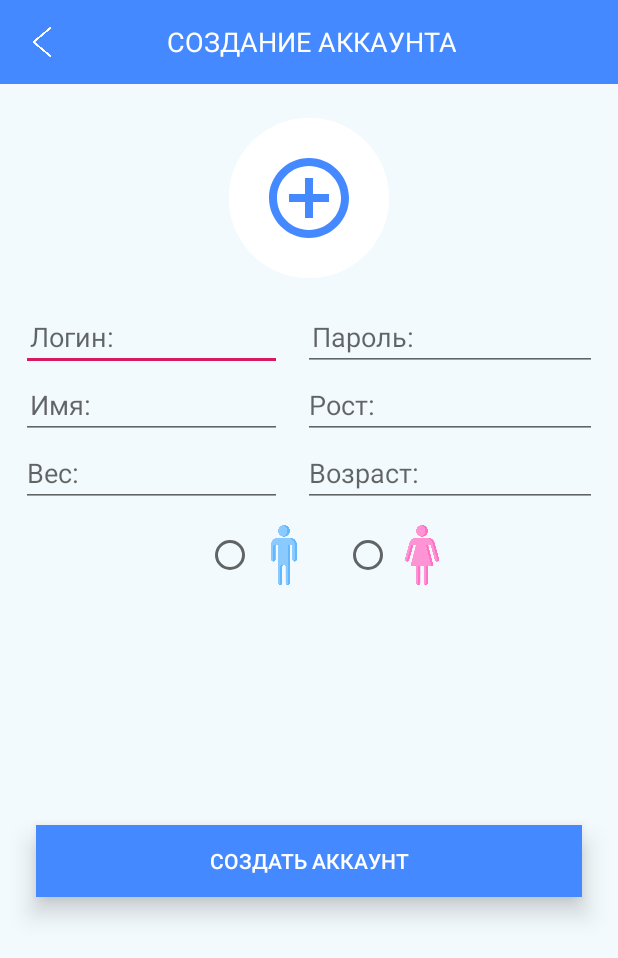
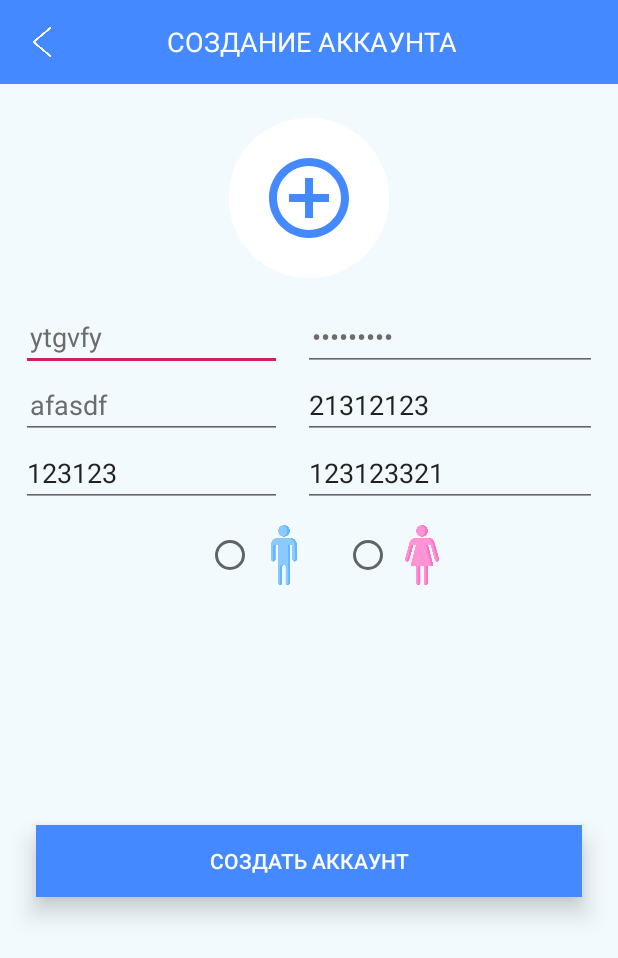
Before and after one commit to chernikov-fedya/fitness-progect-final, an Android app: the MainActivityRegistr screen opened directly, with no data from a screen before it, on a phone screen of 412 x 824 dp. Shown: the top 958 px of the screen. Run offline under Robolectric (Android 15) with nearby library versions, the phone set to English and light mode, and no system bars.

```diff
--- a/app/src/main/AndroidManifest.xml
+++ b/app/src/main/AndroidManifest.xml
@@ -9,6 +9,8 @@
         android:roundIcon="@mipmap/ic_launcher_round"
         android:supportsRtl="true"
         android:theme="@style/AppTheme">
+        <activity android:name=".MainActivityExercise"></activity>
+        <activity android:name=".MainActivityDisease" />
         <activity android:name=".Desc"></activity>
         <activity android:name=".MainActivityDisease" />
         <activity android:name=".MainActivityTrain" />
--- a/app/src/main/res/layout/activity_light_registr.xml
+++ b/app/src/main/res/layout/activity_light_registr.xml
@@ -37,6 +37,7 @@
             android:layout_height="wrap_content">
 
             <EditText
+                android:text="ytgvfy"
                 android:id="@+id/login"
                 android:layout_gravity="fill"
                 android:layout_width="174dp"
@@ -48,6 +49,7 @@
                 android:textColor="#6C6C6C" />
 
             <EditText
+                android:text="adfadfsdf"
                 android:id="@+id/password"
                 android:layout_gravity="fill"
                 android:layout_width="174dp"
@@ -61,17 +63,18 @@
                 android:inputType="textPassword"/>
 
             <EditText
+                android:text="afasdf"
                 android:id="@+id/name"
                 android:layout_gravity="fill"
                 android:layout_width="174dp"
                 android:layout_height="wrap_content"
                 android:layout_marginStart="14dp"
                 android:hint="Имя:"
-
                 android:paddingStart="6dp"
                 android:textColor="#6C6C6C" />
 
             <EditText
+                android:text="21312123"
                 android:id="@+id/height"
                 android:layout_gravity="fill"
                 android:layout_marginStart="14dp"
@@ -82,6 +85,7 @@
                 android:inputType="number"/>
 
             <EditText
+                android:text="123123"
                 android:layout_gravity="fill"
                 android:id="@+id/weight"
                 android:layout_marginStart="14dp"
@@ -91,6 +95,7 @@
                 android:inputType="number"/>
 
             <EditText
+                android:text="123123321"
                 android:layout_gravity="fill"
                 android:id="@+id/age"
                 android:layout_width="wrap_content"
```
Also changed, not shown: app/src/main/java/com/example/myapplication/TrainProgramm.kt (+17 -7 lines), app/src/main/java/com/example/myapplication/MainActivityMenu.kt (line endings or trailing spaces).
